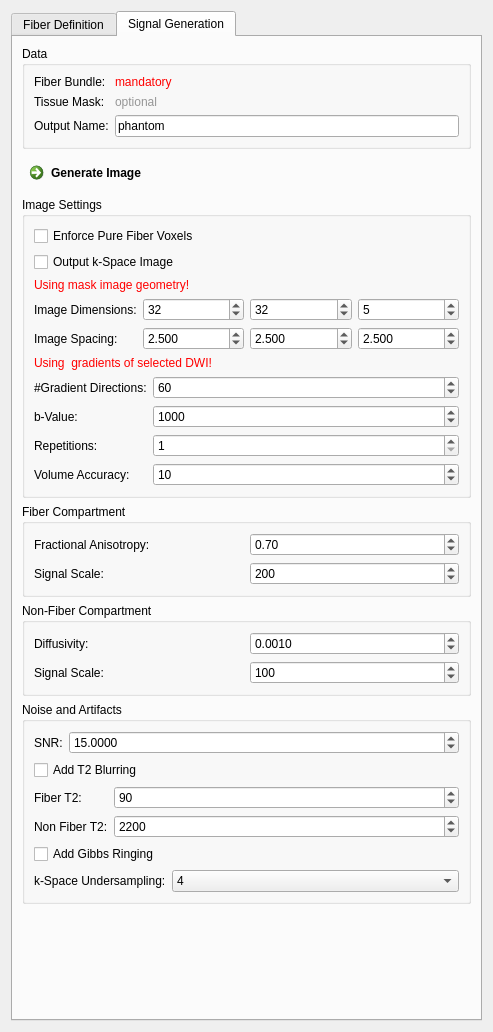
Qt form Plugins/org.mitk.gui.qt.diffusionimaging/src/internal/QmitkFiberfoxViewControls.ui (MITK/MITK) before a commit.
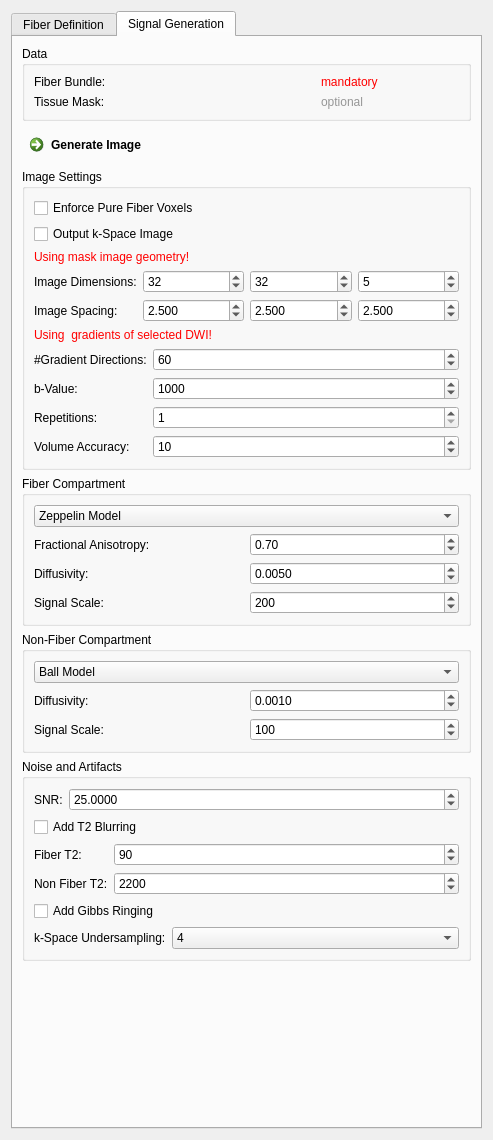
The same form after that commit. The open tabs and pages were chosen to show the change. Icons and pictures are not drawn.

Commit message: added combobox to chose diffusion model

Patch:
```diff
--- a/Plugins/org.mitk.gui.qt.diffusionimaging/src/internal/QmitkFiberfoxViewControls.ui
+++ b/Plugins/org.mitk.gui.qt.diffusionimaging/src/internal/QmitkFiberfoxViewControls.ui
@@ -7,7 +7,7 @@
     <x>0</x>
     <y>0</y>
     <width>493</width>
-    <height>1032</height>
+    <height>1140</height>
    </rect>
   </property>
   <property name="windowTitle">
@@ -836,32 +836,6 @@
             </property>
            </widget>
           </item>
-          <item row="4" column="0" colspan="2">
-           <widget class="QLabel" name="m_TensorsToDWIBValueLabel_2">
-            <property name="toolTip">
-             <string/>
-            </property>
-            <property name="statusTip">
-             <string/>
-            </property>
-            <property name="whatsThis">
-             <string/>
-            </property>
-            <property name="text">
-             <string>Output Name:</string>
-            </property>
-            <property name="wordWrap">
-             <bool>false</bool>
-            </property>
-           </widget>
-          </item>
-          <item row="4" column="2">
-           <widget class="QLineEdit" name="m_ImageName">
-            <property name="text">
-             <string>phantom</string>
-            </property>
-           </widget>
-          </item>
           <item row="3" column="0" colspan="2">
            <widget class="QLabel" name="m_TensorsToDWIBValueLabel_3">
             <property name="toolTip">
@@ -1034,7 +1008,7 @@
                 <double>0.001000000000000</double>
                </property>
                <property name="value">
-                <double>15.000000000000000</double>
+                <double>25.000000000000000</double>
                </property>
               </widget>
              </item>
@@ -1167,6 +1141,37 @@
           <string>Fiber Compartment</string>
          </property>
          <layout class="QGridLayout" name="gridLayout_13">
+          <item row="1" column="0">
+           <widget class="QFrame" name="m_TensorModelFrame">
+            <property name="frameShape">
+             <enum>QFrame::NoFrame</enum>
+            </property>
+            <property name="frameShadow">
+             <enum>QFrame::Raised</enum>
+            </property>
+            <layout class="QGridLayout" name="gridLayout_17">
+             <property name="margin">
+              <number>0</number>
+             </property>
+             <item row="0" column="1">
+              <widget class="QDoubleSpinBox" name="m_TensorFaBox">
+               <property name="toolTip">
+                <string>Determins anisotropy of kernel tensor (zeppelin-model).</string>
+               </property>
+               <property name="minimum">
+                <double>0.010000000000000</double>
+               </property>
+               <property name="maximum">
+                <double>1.000000000000000</double>
+               </property>
+               <property name="singleStep">
+                <double>0.100000000000000</double>
+               </property>
+               <property name="value">
+                <double>0.700000000000000</double>
+               </property>
+              </widget>
+             </item>
           <item row="0" column="0">
            <widget class="QLabel" name="m_TensorsToDWINumDirsLabel_6">
             <property name="text">
@@ -1174,27 +1179,37 @@
             </property>
            </widget>
           </item>
-          <item row="0" column="1">
-           <widget class="QDoubleSpinBox" name="m_MaxFaBox">
-            <property name="toolTip">
-             <string>Determins anisotropy of kernel tensor (zeppelin-model).</string>
-            </property>
-            <property name="minimum">
-             <double>0.010000000000000</double>
-            </property>
-            <property name="maximum">
-             <double>1.000000000000000</double>
+            </layout>
+           </widget>
+          </item>
+          <item row="0" column="0">
+           <widget class="QComboBox" name="m_FiberCompartmentModelBox">
+            <item>
+             <property name="text">
+              <string>Zeppelin Model</string>
+             </property>
+            </item>
+            <item>
+             <property name="text">
+              <string>Stick Model</string>
+             </property>
+            </item>
+           </widget>
+          </item>
+          <item row="3" column="0">
+           <widget class="QFrame" name="frame_6">
+            <property name="frameShape">
+             <enum>QFrame::NoFrame</enum>
             </property>
-            <property name="singleStep">
-             <double>0.100000000000000</double>
+            <property name="frameShadow">
+             <enum>QFrame::Raised</enum>
             </property>
-            <property name="value">
-             <double>0.700000000000000</double>
-            </property>
-           </widget>
-          </item>
-          <item row="1" column="0">
-           <widget class="QLabel" name="m_TensorsToDWIBValueLabel_12">
+            <layout class="QGridLayout" name="gridLayout_20">
+             <property name="margin">
+              <number>0</number>
+             </property>
+             <item row="0" column="0">
+              <widget class="QLabel" name="m_TensorsToDWIBValueLabel_23">
             <property name="toolTip">
              <string/>
             </property>
@@ -1212,7 +1227,7 @@
             </property>
            </widget>
           </item>
-          <item row="1" column="1">
+             <item row="0" column="1">
            <widget class="QSpinBox" name="m_FiberS0Box">
             <property name="toolTip">
              <string>Scaling factor of fiber signal.</string>
@@ -1234,6 +1249,53 @@
          </layout>
         </widget>
        </item>
+          <item row="2" column="0">
+           <widget class="QFrame" name="m_StickModelFrame">
+            <property name="frameShape">
+             <enum>QFrame::NoFrame</enum>
+            </property>
+            <property name="frameShadow">
+             <enum>QFrame::Raised</enum>
+            </property>
+            <layout class="QGridLayout" name="gridLayout_19">
+             <property name="margin">
+              <number>0</number>
+             </property>
+             <item row="0" column="1">
+              <widget class="QDoubleSpinBox" name="m_StickDiffusivityBox">
+               <property name="toolTip">
+                <string>Determins anisotropy of kernel tensor (zeppelin-model).</string>
+               </property>
+               <property name="decimals">
+                <number>4</number>
+               </property>
+               <property name="minimum">
+                <double>0.000100000000000</double>
+               </property>
+               <property name="maximum">
+                <double>1.000000000000000</double>
+               </property>
+               <property name="singleStep">
+                <double>0.000500000000000</double>
+               </property>
+               <property name="value">
+                <double>0.005000000000000</double>
+               </property>
+              </widget>
+             </item>
+             <item row="0" column="0">
+              <widget class="QLabel" name="m_TensorsToDWINumDirsLabel_8">
+               <property name="text">
+                <string>Diffusivity:</string>
+               </property>
+              </widget>
+             </item>
+            </layout>
+           </widget>
+          </item>
+         </layout>
+        </widget>
+       </item>
        <item row="4" column="0">
         <widget class="QGroupBox" name="groupBox">
          <property name="title">
@@ -1591,6 +1653,34 @@
           <string>Non-Fiber Compartment</string>
          </property>
          <layout class="QGridLayout" name="gridLayout_14">
+          <item row="0" column="0">
+           <widget class="QComboBox" name="m_NonFiberCompartmentModelBox">
+            <item>
+             <property name="text">
+              <string>Ball Model</string>
+             </property>
+            </item>
+           </widget>
+          </item>
+          <item row="1" column="0">
+           <widget class="QFrame" name="m_BallModelFrame">
+            <property name="frameShape">
+             <enum>QFrame::NoFrame</enum>
+            </property>
+            <property name="frameShadow">
+             <enum>QFrame::Raised</enum>
+            </property>
+            <layout class="QGridLayout" name="gridLayout_18">
+             <property name="margin">
+              <number>0</number>
+             </property>
+             <item row="0" column="0">
+              <widget class="QLabel" name="m_TensorsToDWINumDirsLabel_7">
+               <property name="text">
+                <string>Diffusivity:</string>
+               </property>
+              </widget>
+             </item>
           <item row="0" column="1">
            <widget class="QDoubleSpinBox" name="m_BallD">
             <property name="toolTip">
@@ -1613,13 +1703,6 @@
             </property>
            </widget>
           </item>
-          <item row="0" column="0">
-           <widget class="QLabel" name="m_TensorsToDWINumDirsLabel_7">
-            <property name="text">
-             <string>Diffusivity:</string>
-            </property>
-           </widget>
-          </item>
           <item row="1" column="0">
            <widget class="QLabel" name="m_TensorsToDWIBValueLabel_13">
             <property name="toolTip">
@@ -1663,6 +1746,9 @@
        </item>
       </layout>
      </widget>
+       </item>
+      </layout>
+     </widget>
     </widget>
    </item>
   </layout>
```
Left out of the diff: 1 changed line with no effect on the pictures. Lines whose indentation alone changed are shown as unchanged. The commit also changes 2 other files.
